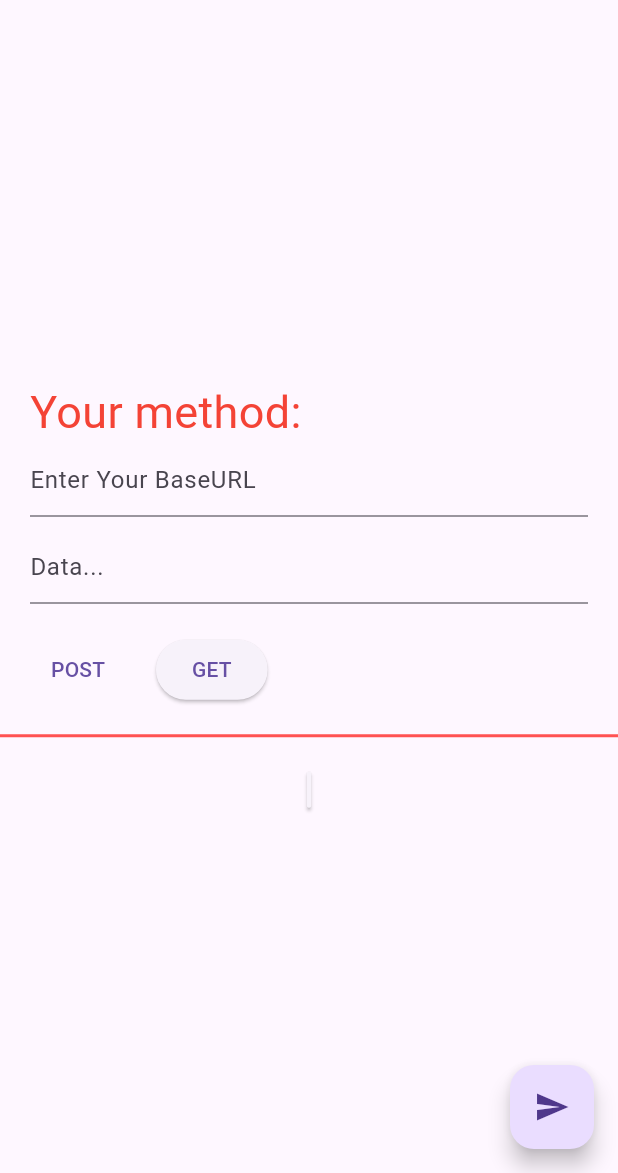
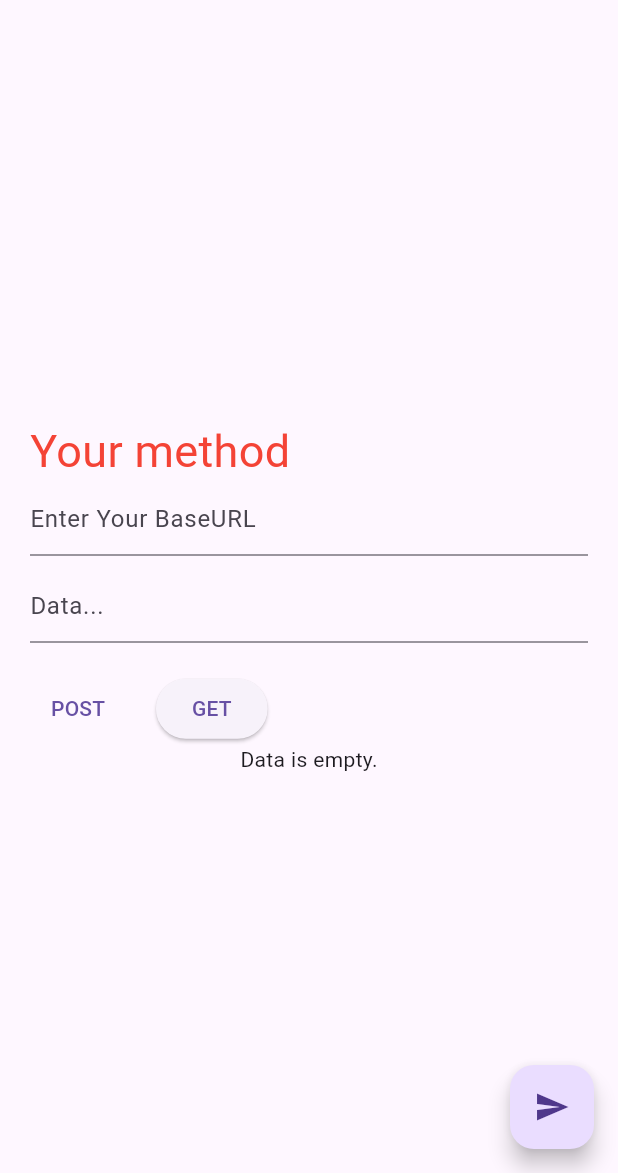
Before and after one commit to Asncodes-80/mamad-req-pageeee, a Flutter app: the screen it shows after launch, on a phone screen of 412 x 824 dp, the part 63-1236 px from its top. Run offline on Flutter 3.47's test engine with Material 2 defaults, Android fonts, the light colour scheme and no system bars; our stand-ins replace dio.

Commit message:
Update app
- Add `SingleChildScrollView` to root level widget tree
- Fix empty data inside of `Card`

```diff
--- a/lib/main.dart
+++ b/lib/main.dart
@@ -90,12 +90,12 @@ class _MyHomePageState extends State<MyHomePage> {
       }
     }
 
-
     return Scaffold(
       appBar: AppBar(
         title: Text(widget.title),
       ),
       body: Center(
+        child: SingleChildScrollView(
           child: Column(
             mainAxisAlignment: MainAxisAlignment.center,
             children: <Widget>[
@@ -104,7 +104,7 @@ class _MyHomePageState extends State<MyHomePage> {
                 child: Row(
                   children: [
                     Text(
-                    "Your method: ",
+                      "Your method ",
                       style: ThemeData().textTheme.headline1!.copyWith(
                             fontSize: 30.0,
                             color: Colors.red,
@@ -161,18 +161,40 @@ class _MyHomePageState extends State<MyHomePage> {
                   ],
                 ),
               ),
-            const Divider(
-              color: Colors.redAccent,
-              height: 40,
-              thickness: 2,
+              Builder(builder: (BuildContext context) {
+                if (bodyResponse == "") {
+                  return const Text("Data is empty.");
+                }
+
+                return Column(
+                  children: [
+                    Container(
+                      margin: const EdgeInsets.symmetric(
+                          horizontal: 20.0, vertical: 10.0),
+                      child: Row(
+                        children: [
+                          Text(
+                            "Response",
+                            style: ThemeData().textTheme.headline2!.copyWith(
+                                  fontSize: 26.0,
+                                  color: Colors.red,
+                                ),
+                          ),
+                        ],
+                      ),
                     ),
                     Container(
                       margin: const EdgeInsets.symmetric(horizontal: 20.0),
+                      height: 250,
                       child: Card(
                         child: SelectableText(bodyResponse),
                       ),
                     ),
                   ],
+                );
+              }),
+            ],
+          ),
         ),
       ),
       floatingActionButton: FloatingActionButton(
```
Lines whose indentation alone changed are shown as unchanged.
